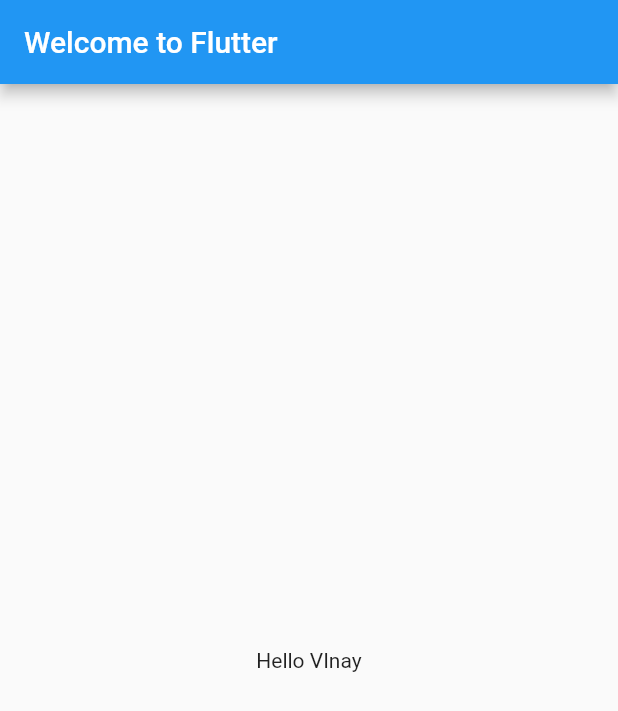
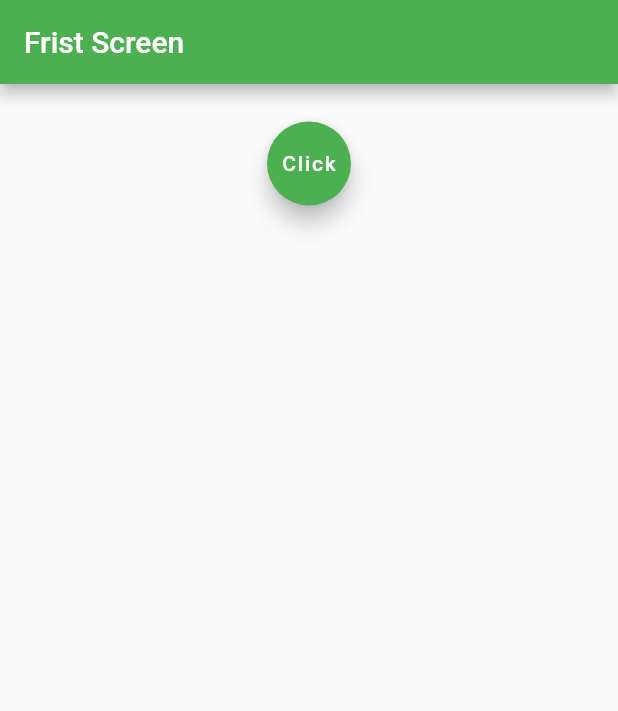
Before and after one commit to VinayTShetty/Flutter-Tutorials, a Flutter app: the screen it shows after launch, on a phone screen of 412 x 824 dp. Shown: the top 711 px of the screen. Run offline on Flutter 3.47's test engine with Material 2 defaults, Android fonts, the phone set to English and light mode, and no system bars.

Commit message:
Navigation To Different Screen Using MaterialPage Route.

```diff
--- /dev/null
+++ b/DemoFlutterProject/lib/FristScreen.dart
@@ -0,0 +1,30 @@
+import 'package:flutter/cupertino.dart';
+import 'package:flutter/material.dart';
+import 'package:flutter_demo/SecondScreen.dart';
+
+class FristScreen extends StatelessWidget {
+  @override
+  Widget build(BuildContext context) {
+    return Scaffold(
+      appBar: AppBar(
+        title: Text('Frist Screen'),
+      ),
+      body: Center(
+        child: Column(
+          children: <Widget>[
+            Container(
+              margin: EdgeInsets.all(25),
+              child: FloatingActionButton(
+                child: Text('Click'),
+                onPressed: () {
+                  Navigator.push(context,
+                      MaterialPageRoute(builder: (context) => SecondScreen()));
+                },
+              ),
+            )
+          ],
+        ),
+      ),
+    );
+  }
+}
--- a/DemoFlutterProject/lib/main.dart
+++ b/DemoFlutterProject/lib/main.dart
@@ -1,24 +1,9 @@
 import 'package:flutter/material.dart';
+import 'package:flutter_demo/FristScreen.dart';
 
 void main() {
-  runApp(const MyApp());
+  runApp(MaterialApp(
+    theme: ThemeData(primarySwatch: Colors.green),
+    home: FristScreen(),
+  ));
 }
-
-class MyApp extends StatelessWidget {
-  const MyApp({super.key});
-
-  @override
-  Widget build(BuildContext context) {
-    return MaterialApp(
-      title: 'Welcome to Flutter',
-      home: Scaffold(
-        appBar: AppBar(
-          title: const Text('Welcome to Flutter'),
-        ),
-        body: const Center(
-          child: Text('Hello VInay'),
-        ),
-      ),
-    );
-  }
-}
```
Also changed, not shown: DemoFlutterProject/lib/SecondScreen.dart (added, +30 -0 lines).
